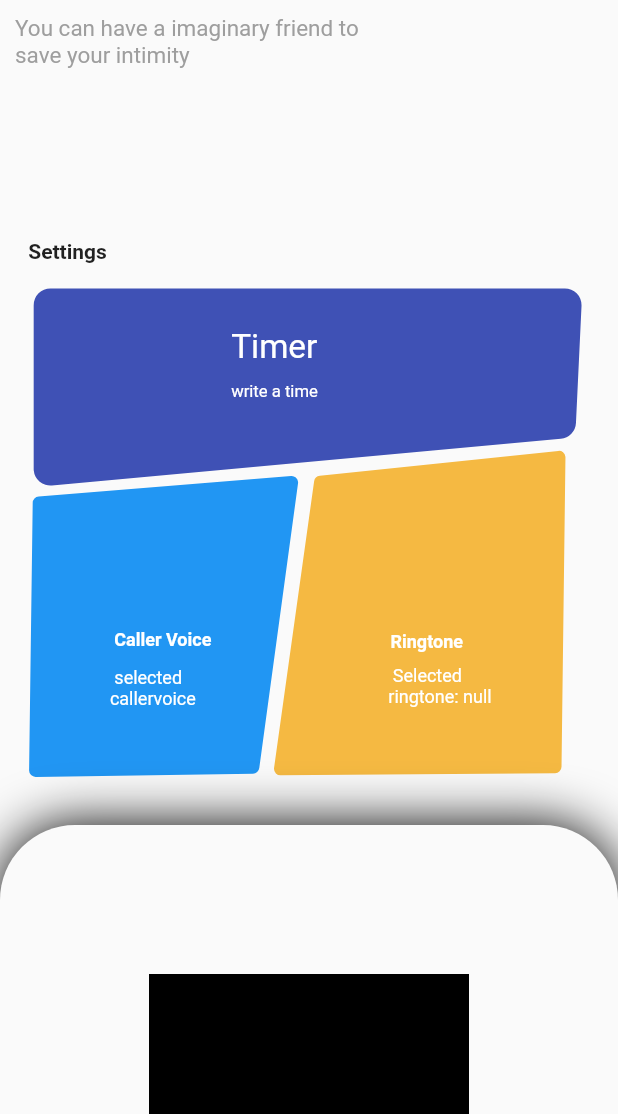
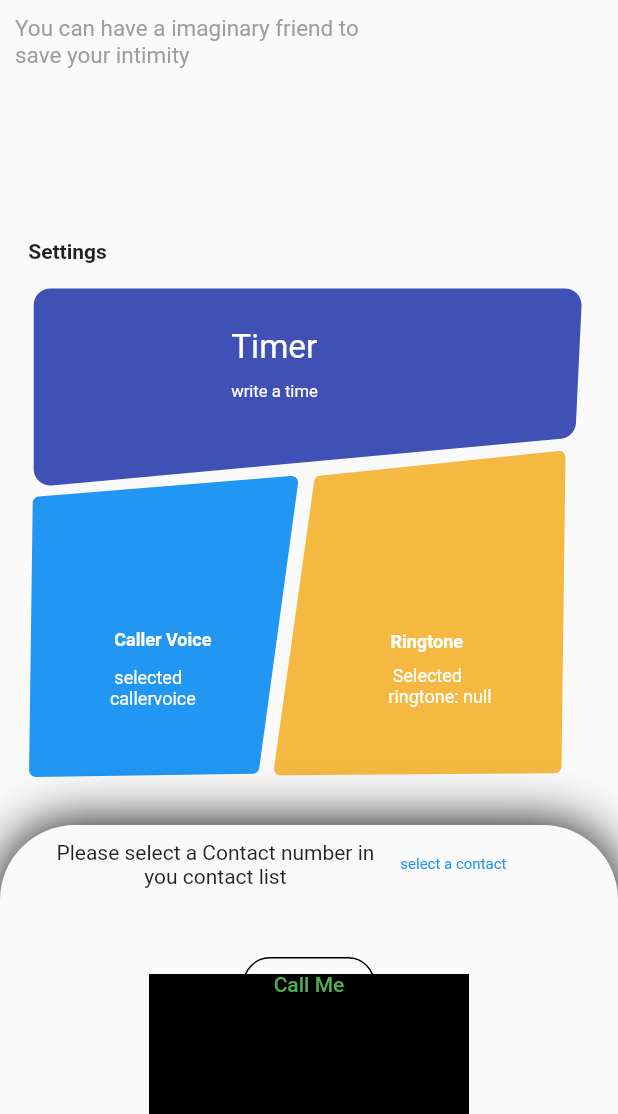
Before and after one commit to Deepak16080/prank_caller, a Flutter app: the screen it shows after launch, on a phone screen of 412 x 824 dp, the part 122-1236 px from its top. Run offline on Flutter 3.47's test engine with Material 2 defaults, Android fonts, the phone set to English and light mode, and no system bars; our stand-ins replace file_picker, flutter_contacts, flutter_screenutil, google_fonts, just_audio; missing offline and left inert: flutter_picker.

Commit message:
add: material button add in homepage ui

```diff
--- a/lib/components/Contact.dart
+++ b/lib/components/Contact.dart
@@ -1,4 +1,5 @@
-import 'package:flutter/material.dart';
+// ignore: file_names
+import "package:flutter/material.dart";
 import 'package:flutter_contacts/flutter_contacts.dart';
 
 class ContactScreen extends StatefulWidget {
--- a/lib/components/homepage_ui.dart
+++ b/lib/components/homepage_ui.dart
@@ -1,6 +1,8 @@
 import 'package:flutter/material.dart';
 import 'package:flutter_contacts/flutter_contacts.dart';
+import 'package:prank_caller/components/caller_ui_page.dart';
 import 'package:prank_caller/components/caller_voice.dart';
+import 'package:prank_caller/components/contact.dart';
 import 'package:prank_caller/components/ringtone.dart';
 import 'package:prank_caller/models/ringtone_model_list.dart';
 import 'package:prank_caller/utils/enums.dart';
@@ -188,11 +190,80 @@ class _HomepageUiState extends State<HomepageUi> {
                     BoxShadow(blurRadius: 30.0, blurStyle: BlurStyle.outer, spreadRadius: 10),
                   ],
                 ),
+                child: Column(
+                  mainAxisAlignment: MainAxisAlignment.start,
+                  children: [
+                    Row(
+                      children: [
+                        SizedBox(
+                          width: 20,
+                        ),
+                        SizedBox(
+                          width: MediaQuery.of(context).size.width * 0.55,
+                          child: Text(
+                            'Please select a Contact number in you contact list ',
+                            textAlign: TextAlign.center,
+                          ),
+                        ),
+                        SizedBox(
+                          width: 10,
+                        ),
+                        InkWell(
+                          onTap: () async {
+                            final contact = await Navigator.push(
+                                context, MaterialPageRoute(builder: (context) => const ContactScreen()));
+                            if (contact is Contact) {
+                              selectedContact = contact;
+                            }
+                          },
+                          child: Text(
+                            'select a contact',
+                            style: TextStyle(color: Colors.blue, fontSize: 10),
+                          ),
+                        ),
+                      ],
+                    ),
+                    SizedBox(
+                      height: 5,
+                    ),
+                    if (selectedContact != null)
+                      Text(
+                        "Selected contact: ${selectedContact?.displayName}",
+                        style: const TextStyle(color: Colors.green),
+                      ),
+                    SizedBox(
+                      height: 35,
+                    ),
+                    MaterialButton(
+                        shape: RoundedRectangleBorder(
+                            borderRadius: BorderRadius.circular(40),
+                            side: BorderSide(color: Colors.black, width: 1, style: BorderStyle.solid)),
+                        onPressed: () {
+                          if (selectedContact == null) {
+                            toast(context, "Please select a contact first");
+                            return;
+                          }
+                          Navigator.push(context,
+                              MaterialPageRoute(builder: (context) => CallerProfilePage(contact: selectedContact!)));
+                        },
+                        splashColor: Colors.blueAccent,
+                        textColor: Colors.green,
+                        child: Text('Call Me')),
+                  ],
+                ),
               )
             ],
           ),
         ),
       ]),
+    ));
+  }
+
+  void toast(BuildContext context, String text) {
+    ScaffoldMessenger.of(context).showSnackBar(SnackBar(
+      content: Text(text, textAlign: TextAlign.center),
+      behavior: SnackBarBehavior.fixed,
+      shape: RoundedRectangleBorder(borderRadius: BorderRadius.circular(5)),
     ));
   }
 }
```
Also changed, not shown: lib/home_page.dart (+33 -35 lines).
